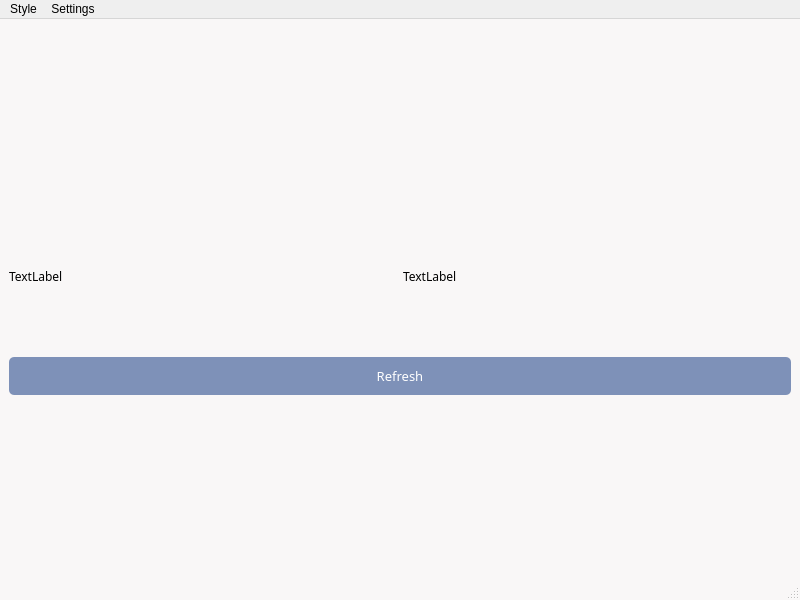
Qt form mainwindow.ui (Gabriela-Dumanska/weather-outfit-selector) before a commit.
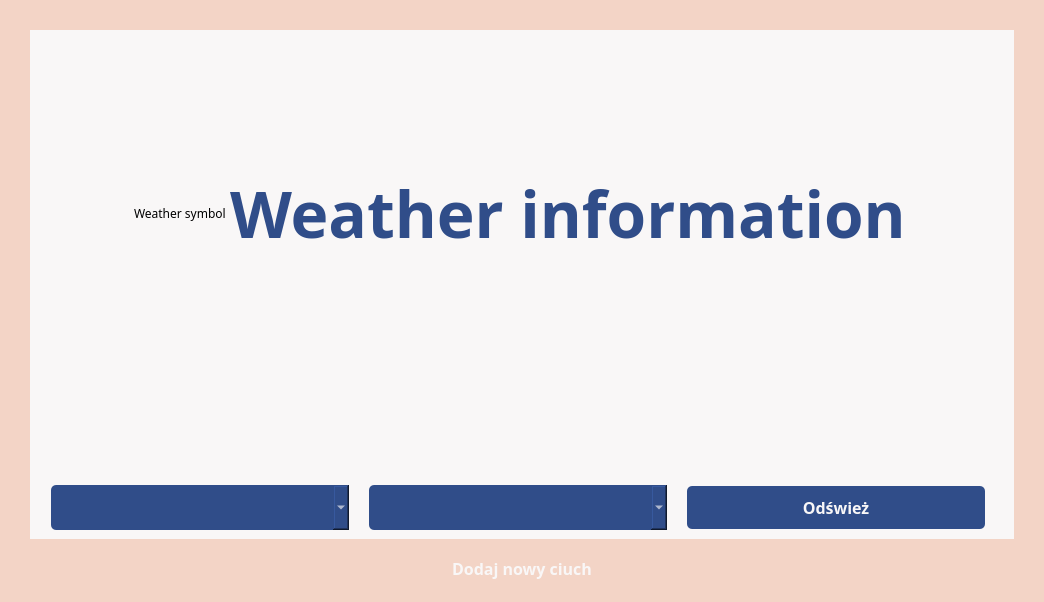
The same form after that commit.

Commit message: Working two combo boxes

```diff
--- a/mainwindow.ui
+++ b/mainwindow.ui
@@ -6,8 +6,8 @@
    <rect>
     <x>0</x>
     <y>0</y>
-    <width>800</width>
-    <height>600</height>
+    <width>1044</width>
+    <height>602</height>
    </rect>
   </property>
   <property name="windowTitle">
@@ -15,344 +15,348 @@
   </property>
   <property name="styleSheet">
    <string notr="true">QMainWindow {
-    background-color: #f9f7f7;
+    background-color: #f3d4c6;
 }</string>
   </property>
   <widget class="QWidget" name="centralwidget">
    <property name="palette">
     <palette>
      <active>
+      <colorrole role="Button">
+       <brush brushstyle="SolidPattern">
+        <color alpha="255">
+         <red>243</red>
+         <green>212</green>
+         <blue>198</blue>
+        </color>
+       </brush>
+      </colorrole>
       <colorrole role="Base">
        <brush brushstyle="SolidPattern">
         <color alpha="255">
-         <red>249</red>
-         <green>247</green>
-         <blue>247</blue>
+         <red>243</red>
+         <green>212</green>
+         <blue>198</blue>
+        </color>
+       </brush>
+      </colorrole>
+      <colorrole role="Window">
+       <brush brushstyle="SolidPattern">
+        <color alpha="255">
+         <red>243</red>
+         <green>212</green>
+         <blue>198</blue>
         </color>
        </brush>
       </colorrole>
      </active>
      <inactive>
+      <colorrole role="Button">
+       <brush brushstyle="SolidPattern">
+        <color alpha="255">
+         <red>243</red>
+         <green>212</green>
+         <blue>198</blue>
+        </color>
+       </brush>
+      </colorrole>
       <colorrole role="Base">
        <brush brushstyle="SolidPattern">
         <color alpha="255">
-         <red>249</red>
-         <green>247</green>
-         <blue>247</blue>
+         <red>243</red>
+         <green>212</green>
+         <blue>198</blue>
+        </color>
+       </brush>
+      </colorrole>
+      <colorrole role="Window">
+       <brush brushstyle="SolidPattern">
+        <color alpha="255">
+         <red>243</red>
+         <green>212</green>
+         <blue>198</blue>
         </color>
        </brush>
       </colorrole>
      </inactive>
-     <disabled/>
+     <disabled>
+      <colorrole role="Button">
+       <brush brushstyle="SolidPattern">
+        <color alpha="255">
+         <red>243</red>
+         <green>212</green>
+         <blue>198</blue>
+        </color>
+       </brush>
+      </colorrole>
+      <colorrole role="Base">
+       <brush brushstyle="SolidPattern">
+        <color alpha="255">
+         <red>243</red>
+         <green>212</green>
+         <blue>198</blue>
+        </color>
+       </brush>
+      </colorrole>
+      <colorrole role="Window">
+       <brush brushstyle="SolidPattern">
+        <color alpha="255">
+         <red>243</red>
+         <green>212</green>
+         <blue>198</blue>
+        </color>
+       </brush>
+      </colorrole>
+     </disabled>
     </palette>
    </property>
+   <property name="styleSheet">
+    <string notr="true">QWidget {
+	background-color: #f3d4c6;
+}</string>
+   </property>
    <layout class="QGridLayout" name="gridLayout">
+    <property name="leftMargin">
+     <number>30</number>
+    </property>
+    <property name="topMargin">
+     <number>30</number>
+    </property>
+    <property name="rightMargin">
+     <number>30</number>
+    </property>
+    <property name="bottomMargin">
+     <number>0</number>
+    </property>
     <item row="0" column="0">
-     <layout class="QVBoxLayout" name="verticalLayout">
-      <item>
-       <layout class="QHBoxLayout" name="horizontalLayout">
-        <item>
-         <widget class="QLabel" name="weatherLabel">
-          <property name="enabled">
-           <bool>true</bool>
-          </property>
-          <property name="font">
-           <font>
-            <family>Century Gothic</family>
-           </font>
-          </property>
-          <property name="styleSheet">
-           <string notr="true">QLabel { 
-   min-height: 150px;
-    max-height: 150px; 
+     <widget class="QWidget" name="mainPanel" native="true">
+      <property name="styleSheet">
+       <string notr="true">QWidget {
+	background-color: #f9f7f7;
 }</string>
-          </property>
-          <property name="text">
-           <string>TextLabel</string>
-          </property>
-         </widget>
-        </item>
-        <item>
-         <widget class="QLabel" name="weatherLabel2">
-          <property name="font">
-           <font>
-            <family>Century Gothic</family>
-           </font>
-          </property>
-          <property name="styleSheet">
-           <string notr="true">QLabel { 
-   min-height: 150px;
-    max-height: 150px; 
+      </property>
+      <layout class="QVBoxLayout" name="verticalLayout">
+       <property name="leftMargin">
+        <number>1</number>
+       </property>
+       <item>
+        <layout class="QHBoxLayout" name="weatherPanel">
+         <property name="spacing">
+          <number>0</number>
+         </property>
+         <item>
+          <widget class="QLabel" name="filler_2">
+           <property name="styleSheet">
+            <string notr="true"/>
+           </property>
+           <property name="text">
+            <string/>
+           </property>
+          </widget>
+         </item>
+         <item alignment="Qt::AlignHCenter">
+          <widget class="QLabel" name="weatherLabel">
+           <property name="enabled">
+            <bool>true</bool>
+           </property>
+           <property name="font">
+            <font>
+             <family>Century Gothic</family>
+            </font>
+           </property>
+           <property name="styleSheet">
+            <string notr="true"/>
+           </property>
+           <property name="text">
+            <string>Weather symbol</string>
+           </property>
+          </widget>
+         </item>
+         <item alignment="Qt::AlignHCenter">
+          <widget class="QLabel" name="weatherLabel2">
+           <property name="font">
+            <font>
+             <family>Century Gothic</family>
+             <pointsize>48</pointsize>
+             <bold>true</bold>
+            </font>
+           </property>
+           <property name="styleSheet">
+            <string notr="true">QLabel {
+	color: #304d89;
+}
+</string>
+           </property>
+           <property name="text">
+            <string>Weather information</string>
+           </property>
+          </widget>
+         </item>
+         <item>
+          <widget class="QLabel" name="filler">
+           <property name="styleSheet">
+            <string notr="true"/>
+           </property>
+           <property name="text">
+            <string/>
+           </property>
+          </widget>
+         </item>
+        </layout>
+       </item>
+       <item>
+        <widget class="QLabel" name="filler_3">
+         <property name="styleSheet">
+          <string notr="true">QLabel {
+	min-height: 30px;
+    max-height: 30px; 
 }</string>
-          </property>
-          <property name="text">
-           <string>TextLabel</string>
-          </property>
-         </widget>
-        </item>
-       </layout>
-      </item>
-      <item>
-       <layout class="QVBoxLayout" name="outfitLayout"/>
-      </item>
-      <item>
-       <widget class="QPushButton" name="pb_refresh">
-        <property name="palette">
-         <palette>
-          <active>
-           <colorrole role="WindowText">
-            <brush brushstyle="SolidPattern">
-             <color alpha="255">
-              <red>255</red>
-              <green>255</green>
-              <blue>255</blue>
-             </color>
-            </brush>
-           </colorrole>
-           <colorrole role="Button">
-            <brush brushstyle="SolidPattern">
-             <color alpha="255">
-              <red>126</red>
-              <green>145</green>
-              <blue>184</blue>
-             </color>
-            </brush>
-           </colorrole>
-           <colorrole role="Text">
-            <brush brushstyle="SolidPattern">
-             <color alpha="255">
-              <red>255</red>
-              <green>255</green>
-              <blue>255</blue>
-             </color>
-            </brush>
-           </colorrole>
-           <colorrole role="ButtonText">
-            <brush brushstyle="SolidPattern">
-             <color alpha="255">
-              <red>255</red>
-              <green>255</green>
-              <blue>255</blue>
-             </color>
-            </brush>
-           </colorrole>
-           <colorrole role="Base">
-            <brush brushstyle="SolidPattern">
-             <color alpha="255">
-              <red>126</red>
-              <green>145</green>
-              <blue>184</blue>
-             </color>
-            </brush>
-           </colorrole>
-           <colorrole role="Window">
-            <brush brushstyle="SolidPattern">
-             <color alpha="255">
-              <red>126</red>
-              <green>145</green>
-              <blue>184</blue>
-             </color>
-            </brush>
-           </colorrole>
-           <colorrole role="PlaceholderText">
-            <brush brushstyle="SolidPattern">
-             <color alpha="128">
-              <red>255</red>
-              <green>255</green>
-              <blue>255</blue>
-             </color>
-            </brush>
-           </colorrole>
-          </active>
-          <inactive>
-           <colorrole role="WindowText">
-            <brush brushstyle="SolidPattern">
-             <color alpha="255">
-              <red>255</red>
-              <green>255</green>
-              <blue>255</blue>
-             </color>
-            </brush>
-           </colorrole>
-           <colorrole role="Button">
-            <brush brushstyle="SolidPattern">
-             <color alpha="255">
-              <red>126</red>
-              <green>145</green>
-              <blue>184</blue>
-             </color>
-            </brush>
-           </colorrole>
-           <colorrole role="Text">
-            <brush brushstyle="SolidPattern">
-             <color alpha="255">
-              <red>255</red>
-              <green>255</green>
-              <blue>255</blue>
-             </color>
-            </brush>
-           </colorrole>
-           <colorrole role="ButtonText">
-            <brush brushstyle="SolidPattern">
-             <color alpha="255">
-              <red>255</red>
-              <green>255</green>
-              <blue>255</blue>
-             </color>
-            </brush>
-           </colorrole>
-           <colorrole role="Base">
-            <brush brushstyle="SolidPattern">
-             <color alpha="255">
-              <red>126</red>
-              <green>145</green>
-              <blue>184</blue>
-             </color>
-            </brush>
-           </colorrole>
-           <colorrole role="Window">
-            <brush brushstyle="SolidPattern">
-             <color alpha="255">
-              <red>126</red>
-              <green>145</green>
-              <blue>184</blue>
-             </color>
-            </brush>
-           </colorrole>
-           <colorrole role="PlaceholderText">
-            <brush brushstyle="SolidPattern">
-             <color alpha="128">
-              <red>255</red>
-              <green>255</green>
-              <blue>255</blue>
-             </color>
-            </brush>
-           </colorrole>
-          </inactive>
-          <disabled>
-           <colorrole role="WindowText">
-            <brush brushstyle="SolidPattern">
-             <color alpha="255">
-              <red>255</red>
-              <green>255</green>
-              <blue>255</blue>
-             </color>
-            </brush>
-           </colorrole>
-           <colorrole role="Button">
-            <brush brushstyle="SolidPattern">
-             <color alpha="255">
-              <red>126</red>
-              <green>145</green>
-              <blue>184</blue>
-             </color>
-            </brush>
-           </colorrole>
-           <colorrole role="Text">
-            <brush brushstyle="SolidPattern">
-             <color alpha="255">
-              <red>255</red>
-              <green>255</green>
-              <blue>255</blue>
-             </color>
-            </brush>
-           </colorrole>
-           <colorrole role="ButtonText">
-            <brush brushstyle="SolidPattern">
-             <color alpha="255">
-              <red>255</red>
-              <green>255</green>
-              <blue>255</blue>
-             </color>
-            </brush>
-           </colorrole>
-           <colorrole role="Base">
-            <brush brushstyle="SolidPattern">
-             <color alpha="255">
-              <red>126</red>
-              <green>145</green>
-              <blue>184</blue>
-             </color>
-            </brush>
-           </colorrole>
-           <colorrole role="Window">
-            <brush brushstyle="SolidPattern">
-             <color alpha="255">
-              <red>126</red>
-              <green>145</green>
-              <blue>184</blue>
-             </color>
-            </brush>
-           </colorrole>
-           <colorrole role="PlaceholderText">
-            <brush brushstyle="SolidPattern">
-             <color alpha="128">
-              <red>255</red>
-              <green>255</green>
-              <blue>255</blue>
-             </color>
-            </brush>
-           </colorrole>
-          </disabled>
-         </palette>
-        </property>
-        <property name="font">
-         <font>
-          <family>Berlin Sans FB</family>
-          <pointsize>10</pointsize>
-         </font>
-        </property>
-        <property name="autoFillBackground">
-         <bool>false</bool>
-        </property>
-        <property name="styleSheet">
-         <string notr="true">QPushButton {
-    background-color: rgb(126, 145, 184);
-    color: white;  /* kolor tekstu, możesz dostosować według potrzeb */
-    border: none;  /* bez obramowania, możesz dostosować według potrzeb */
-    padding: 10px; /* wewnętrzne odstępy, możesz dostosować według potrzeb */
-    border-radius: 5px; /* zaokrąglone rogi, możesz dostosować według potrzeb */
+         </property>
+         <property name="text">
+          <string/>
+         </property>
+        </widget>
+       </item>
+       <item>
+        <layout class="QHBoxLayout" name="outfitLayout"/>
+       </item>
+       <item>
+        <widget class="QLabel" name="label">
+         <property name="styleSheet">
+          <string notr="true">QLabel {
+	min-height: 50px;
+    max-height: 50px; 
+}</string>
+         </property>
+         <property name="text">
+          <string/>
+         </property>
+        </widget>
+       </item>
+       <item>
+        <layout class="QHBoxLayout" name="settingsPanel">
+         <property name="spacing">
+          <number>20</number>
+         </property>
+         <property name="leftMargin">
+          <number>20</number>
+         </property>
+         <property name="rightMargin">
+          <number>20</number>
+         </property>
+         <item>
+          <widget class="QComboBox" name="cityBox">
+           <property name="font">
+            <font>
+             <family>Century Gothic</family>
+             <pointsize>12</pointsize>
+            </font>
+           </property>
+           <property name="styleSheet">
+            <string notr="true">QComboBox {
+    background-color: #304d89;
+    border: none;
+    color: #f9f7f7;
+    padding: 10px 20px;
+    border-radius: 5px;
 }
+</string>
+           </property>
+          </widget>
+         </item>
+         <item>
+          <widget class="QComboBox" name="styleBox">
+           <property name="font">
+            <font>
+             <family>Century Gothic</family>
+             <pointsize>12</pointsize>
+            </font>
+           </property>
+           <property name="styleSheet">
+            <string notr="true">QComboBox {
+    background-color: #304d89;
+    border: none;
+    color: #f9f7f7;
+    padding: 10px 20px;
+    border-radius: 5px;
+}
+</string>
+           </property>
+          </widget>
+         </item>
+         <item>
+          <widget class="QPushButton" name="pb_refresh">
+           <property name="font">
+            <font>
+             <family>Century Gothic</family>
+             <pointsize>12</pointsize>
+             <bold>true</bold>
+            </font>
+           </property>
+           <property name="styleSheet">
+            <string notr="true">QPushButton {
+    background-color: #304d89;
+    border: none;
+    color: #f9f7f7;
+    padding: 10px 20px;
+    border-radius: 5px;
+}
+
 QPushButton:hover {
     background-color: rgb(106, 125, 164); /* kolor przycisku podczas najechania myszką, opcjonalne */
 }
+
 QPushButton:pressed {
-    background-color: rgb(86, 105, 144); /* kolor przycisku podczas kliknięcia, opcjonalne */
+    background-color: #1f3563; 
+}</string>
+           </property>
+           <property name="text">
+            <string>Odśwież</string>
+           </property>
+          </widget>
+         </item>
+        </layout>
+       </item>
+      </layout>
+     </widget>
+    </item>
+    <item row="1" column="0">
+     <widget class="QPushButton" name="pushButton">
+      <property name="font">
+       <font>
+        <family>Century Gothic</family>
+        <pointsize>12</pointsize>
+        <bold>true</bold>
+       </font>
+      </property>
+      <property name="styleSheet">
+       <string notr="true">QPushButton {
+    background-color: transparent;
+    border: 2px solid #f3d4c6;
+    color: #f9f7f7;
+    padding: 10px 20px;
+    border-radius: 5px;
+	margin-bottom: 10px;
 }
-</string>
-        </property>
-        <property name="text">
-         <string>Refresh</string>
-        </property>
-       </widget>
-      </item>
-     </layout>
+
+QPushButton:hover {
+    background-color: #f3d4c6; /* Efekt hover: tło przycisku staje się kolorem tła */
+    color: #ffffff; /* Zmiana koloru tekstu na jasny na efekcie hover */
+}
+
+QPushButton:pressed {
+    background-color: #f3d4c6; /* Efekt push: tło przycisku staje się kolorem tła */
+    border: 2px solid #f3d4c6; /* Możesz dostosować obramowanie na efekcie push */
+    color: #ffffff; /* Zmiana koloru tekstu na jasny na efekcie push */
+}</string>
+      </property>
+      <property name="text">
+       <string>Dodaj nowy ciuch</string>
+      </property>
+     </widget>
     </item>
    </layout>
   </widget>
-  <widget class="QMenuBar" name="menubar">
-   <property name="geometry">
-    <rect>
-     <x>0</x>
-     <y>0</y>
-     <width>800</width>
-     <height>26</height>
-    </rect>
-   </property>
-   <widget class="QMenu" name="menuSkyStyle">
-    <property name="title">
-     <string>Style</string>
-    </property>
-   </widget>
-   <widget class="QMenu" name="menuSettings">
-    <property name="title">
-     <string>Settings</string>
-    </property>
-   </widget>
-   <addaction name="menuSkyStyle"/>
-   <addaction name="menuSettings"/>
-  </widget>
-  <widget class="QStatusBar" name="statusbar"/>
  </widget>
  <resources/>
  <connections/>
```
Left out of the diff: 2 changed lines with no effect on the pictures. The commit also changes 5 other files.
